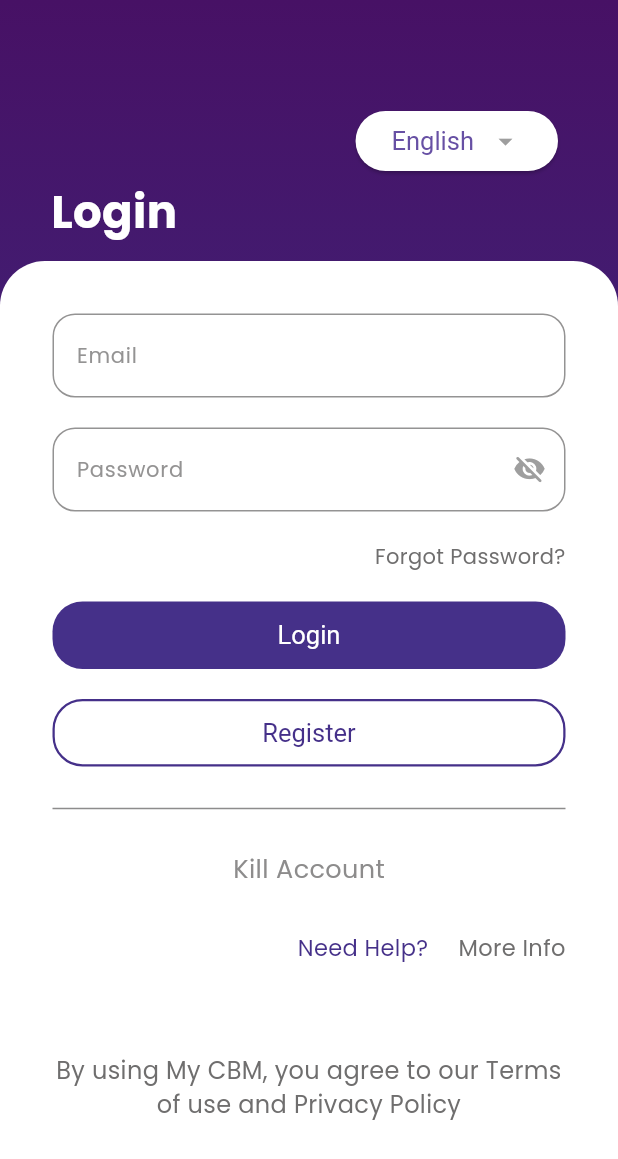
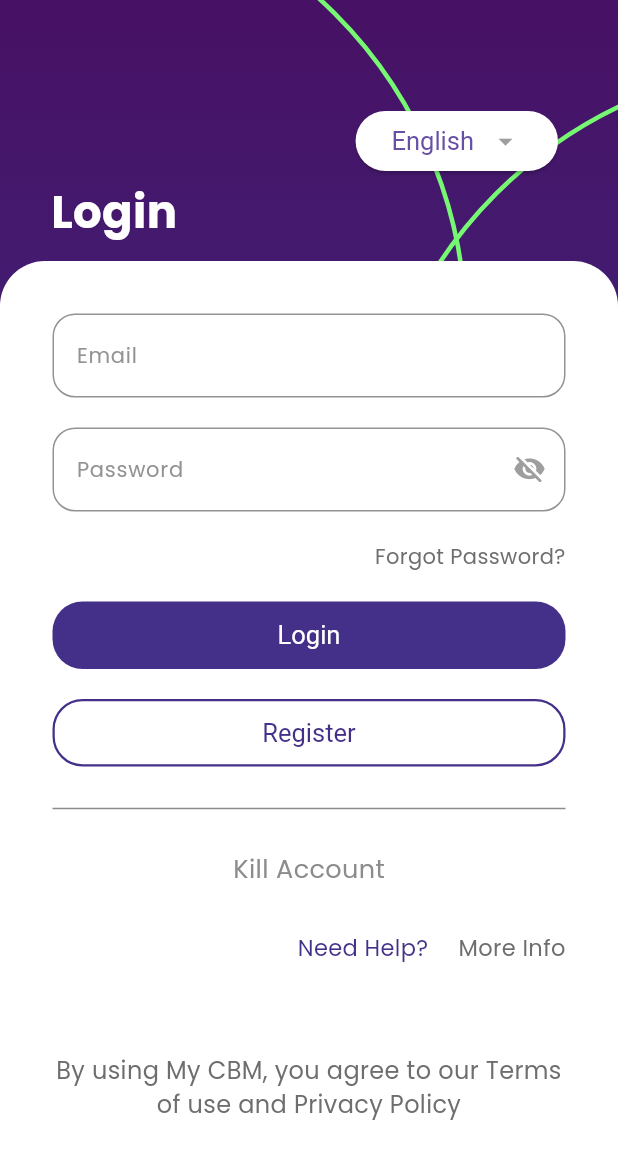
Before and after one commit to Thilina2468/cbm_app_training, a Flutter app: the screen it shows after launch, on a phone screen of 412 x 824 dp. Shown: the top 1159 px of the screen. Run offline on Flutter 3.47's test engine with Material 3 defaults, Android fonts, the phone set to English and light mode, and no system bars; our stand-ins replace equatable, flutter_bloc, google_fonts.

Commit message:
Add decorative rings behind the card in the background template
Draw two green outlined circles between the gradient and the white card
so they sit behind the title and the content.

```diff
--- a/lib/widgets/background_template.dart
+++ b/lib/widgets/background_template.dart
@@ -20,7 +20,6 @@ class BackgroundTemplate extends StatelessWidget {
       Container(
         width: double.infinity,
         height: double.infinity,
-        alignment: Alignment.bottomCenter,
         decoration: const BoxDecoration(
           gradient: LinearGradient(
             begin: Alignment.topCenter,
@@ -31,6 +30,39 @@ class BackgroundTemplate extends StatelessWidget {
             ],
           ),
         ),
+      ),
+      Positioned(
+        top: -80,
+        right: 100,
+        child: Container(
+          width: 600,
+          height: 600,
+          decoration: BoxDecoration(
+            shape: BoxShape.circle,
+            border: Border.all(
+              color: const Color.fromARGB(255, 118, 248, 114),
+              width: 3,
+            ),
+          ),
+        ),
+      ),
+      Positioned(
+        top: 40,
+        right: -430,
+        child: Container(
+          width: 600,
+          height: 600,
+          decoration: BoxDecoration(
+            shape: BoxShape.circle,
+            border: Border.all(
+              color: const Color.fromARGB(255, 118, 248, 114),
+              width: 3,
+            ),
+          ),
+        ),
+      ),
+      Align(
+        alignment: Alignment.bottomCenter,
         child: Container(
           width: double.infinity,
           height: cardHeight ?? 650,
```
Also changed, not shown: 2 other files.
